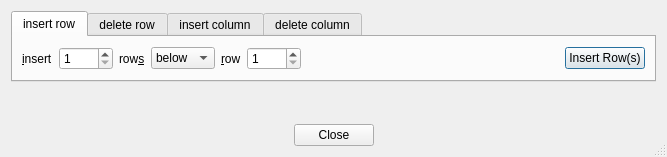
The window that sconcho/gui/ui/insertDeleteRowColumnDialog.ui (haskelladdict/sconcho) describes before a commit, drawn with Qt 5.
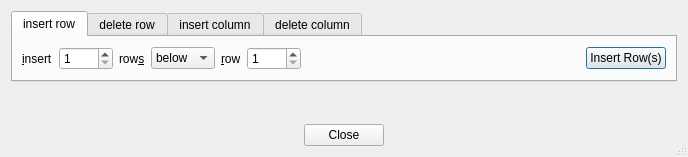
The same window after the commit. The open tabs and pages were chosen to show the change.

What changed in the file:
```diff
--- a/sconcho/gui/ui/insertDeleteRowColumnDialog.ui
+++ b/sconcho/gui/ui/insertDeleteRowColumnDialog.ui
@@ -6,7 +6,7 @@
    <rect>
     <x>0</x>
     <y>0</y>
-    <width>667</width>
+    <width>688</width>
     <height>157</height>
    </rect>
   </property>
```
Left out of the diff: 2 changed lines with no effect on the pictures.
